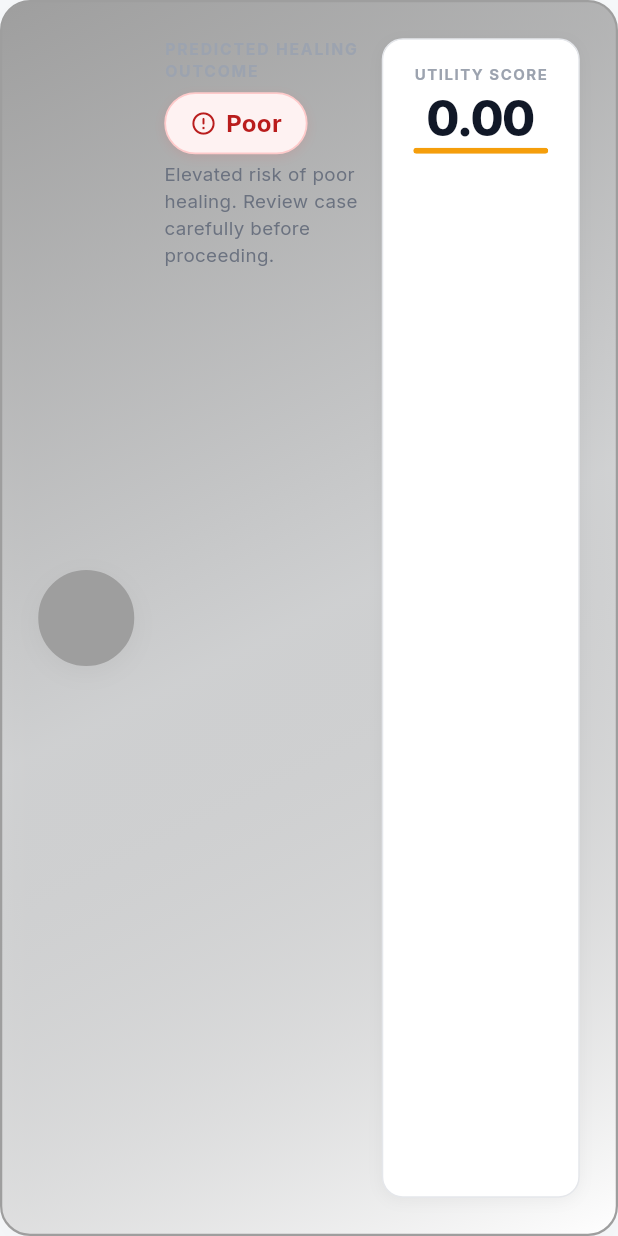
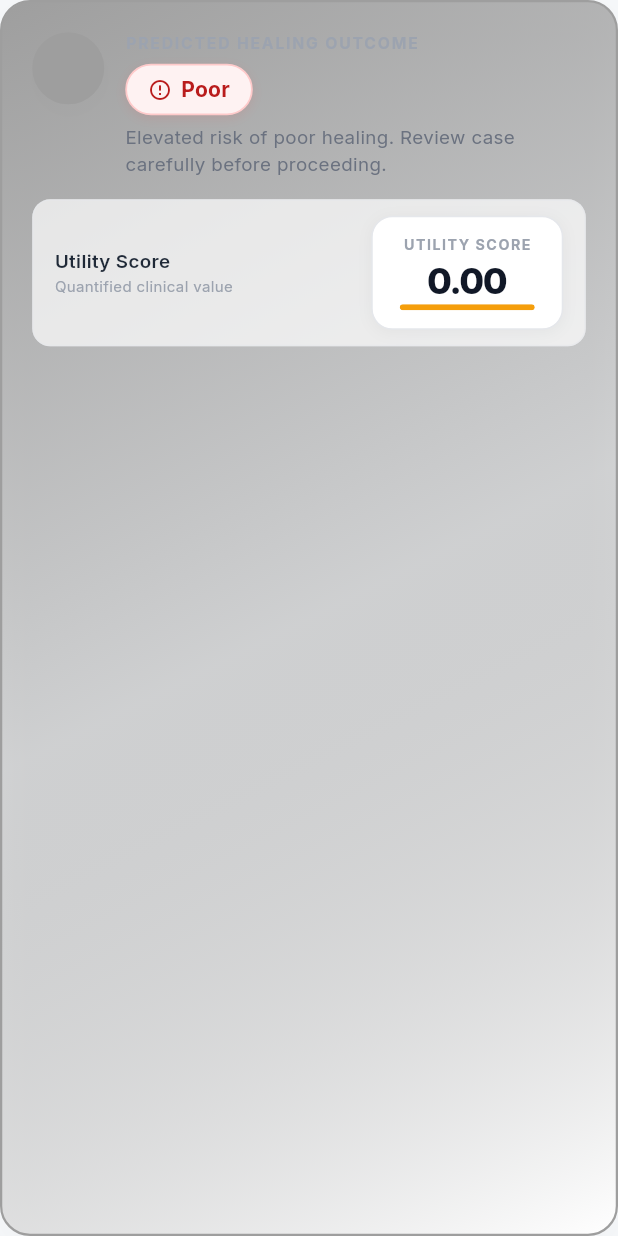
Before and after one commit to mithunlingala30/flap-plan-ai, a Flutter app: the OutcomeHeroBanner widget shown alone on an empty page, opened directly with empty values, on a phone screen of 412 x 824 dp. Run offline on Flutter 3.47's test engine with Material 3 defaults, Android fonts, the phone set to English and light mode, and no system bars; our stand-ins replace cloud_firestore, firebase_auth, firebase_core, google_fonts, pdf, printing; accounts and stored records are empty.

Commit message:
docs: rewrite README.md in clean UTF-8 encoding and fix hero banner mobile responsiveness

```diff
--- a/frontend/lib/widgets/prediction_detail_widgets.dart
+++ b/frontend/lib/widgets/prediction_detail_widgets.dart
@@ -34,7 +34,7 @@ class OutcomeHeroBanner extends StatelessWidget {
   @override
   Widget build(BuildContext context) {
     return Container(
-      padding: const EdgeInsets.all(24),
+      padding: const EdgeInsets.all(20),
       decoration: BoxDecoration(
         gradient: LinearGradient(
           colors: [
@@ -55,13 +55,13 @@ class OutcomeHeroBanner extends StatelessWidget {
           ),
         ],
       ),
-      child: Row(
-        crossAxisAlignment: CrossAxisAlignment.center,
-        children: [
-          // Icon circle
-          Container(
-            width: 64,
-            height: 64,
+      child: LayoutBuilder(
+        builder: (context, constraints) {
+          final isWide = constraints.maxWidth > 560;
+
+          final iconWidget = Container(
+            width: isWide ? 64 : 48,
+            height: isWide ? 64 : 48,
             alignment: Alignment.center,
             decoration: BoxDecoration(
               color: style.bg,
@@ -75,13 +75,10 @@ class OutcomeHeroBanner extends StatelessWidget {
                 ),
               ],
             ),
-            child: Icon(style.icon, size: 30, color: style.text),
-          ),
-          const SizedBox(width: 20),
+            child: Icon(style.icon, size: isWide ? 30 : 22, color: style.text),
+          );
 
-          // Label
-          Expanded(
-            child: Column(
+          final detailsWidget = Column(
             crossAxisAlignment: CrossAxisAlignment.start,
             children: [
               const Text(
@@ -94,8 +91,8 @@ class OutcomeHeroBanner extends StatelessWidget {
                 ),
               ),
               const SizedBox(height: 6),
-                OutcomeBadge(outcome: prediction.predictedClass, size: BadgeSize.hero),
-                const SizedBox(height: 5),
+              OutcomeBadge(outcome: prediction.predictedClass, size: isWide ? BadgeSize.hero : BadgeSize.lg),
+              const SizedBox(height: 6),
               Text(
                 _outcomeDescription(prediction.predictedClass),
                 style: const TextStyle(
@@ -105,12 +102,10 @@ class OutcomeHeroBanner extends StatelessWidget {
                 ),
               ),
             ],
-            ),
-          ),
+          );
 
-          // Utility Score block
-          Container(
-            padding: const EdgeInsets.symmetric(horizontal: 20, vertical: 16),
+          final utilityWidget = Container(
+            padding: const EdgeInsets.symmetric(horizontal: 18, vertical: 12),
             decoration: BoxDecoration(
               color: Colors.white,
               borderRadius: BorderRadius.circular(14),
@@ -125,21 +120,22 @@ class OutcomeHeroBanner extends StatelessWidget {
             ),
             child: Column(
               crossAxisAlignment: CrossAxisAlignment.center,
+              mainAxisSize: MainAxisSize.min,
               children: [
                 const Text(
                   'UTILITY SCORE',
                   style: TextStyle(
-                    fontSize: 10,
+                    fontSize: 9.5,
                     fontWeight: FontWeight.w700,
                     letterSpacing: 1,
                     color: AppColors.gray400,
                   ),
                 ),
-                const SizedBox(height: 6),
+                const SizedBox(height: 4),
                 Text(
                   prediction.utility.toStringAsFixed(2),
-                  style: const TextStyle(
-                    fontSize: 32,
+                  style: TextStyle(
+                    fontSize: isWide ? 30 : 24,
                     fontWeight: FontWeight.w800,
                     color: AppColors.gray900,
                     letterSpacing: -1,
@@ -150,8 +146,67 @@ class OutcomeHeroBanner extends StatelessWidget {
                 UtilityMiniBar(utility: prediction.utility),
               ],
             ),
+          );
+
+          if (!isWide) {
+            return Column(
+              crossAxisAlignment: CrossAxisAlignment.start,
+              children: [
+                Row(
+                  crossAxisAlignment: CrossAxisAlignment.start,
+                  children: [
+                    iconWidget,
+                    const SizedBox(width: 14),
+                    Expanded(child: detailsWidget),
+                  ],
+                ),
+                const SizedBox(height: 14),
+                Container(
+                  padding: const EdgeInsets.symmetric(horizontal: 14, vertical: 10),
+                  decoration: BoxDecoration(
+                    color: Colors.white.withValues(alpha: 0.7),
+                    borderRadius: BorderRadius.circular(12),
+                    border: Border.all(color: AppColors.gray200.withValues(alpha: 0.6)),
+                  ),
+                  child: Row(
+                    mainAxisAlignment: MainAxisAlignment.spaceBetween,
+                    children: [
+                      const Column(
+                        crossAxisAlignment: CrossAxisAlignment.start,
+                        children: [
+                          Text(
+                            'Utility Score',
+                            style: TextStyle(
+                              fontSize: 12.5,
+                              fontWeight: FontWeight.w600,
+                              color: AppColors.gray800,
+                            ),
+                          ),
+                          Text(
+                            'Quantified clinical value',
+                            style: TextStyle(fontSize: 10, color: AppColors.gray400),
                           ),
                         ],
+                      ),
+                      utilityWidget,
+                    ],
+                  ),
+                ),
+              ],
+            );
+          }
+
+          return Row(
+            crossAxisAlignment: CrossAxisAlignment.center,
+            children: [
+              iconWidget,
+              const SizedBox(width: 20),
+              Expanded(child: detailsWidget),
+              const SizedBox(width: 20),
+              utilityWidget,
+            ],
+          );
+        },
       ),
     );
   }
```
Also changed, not shown: 1 other file. Lines whose indentation alone changed are shown as unchanged.
